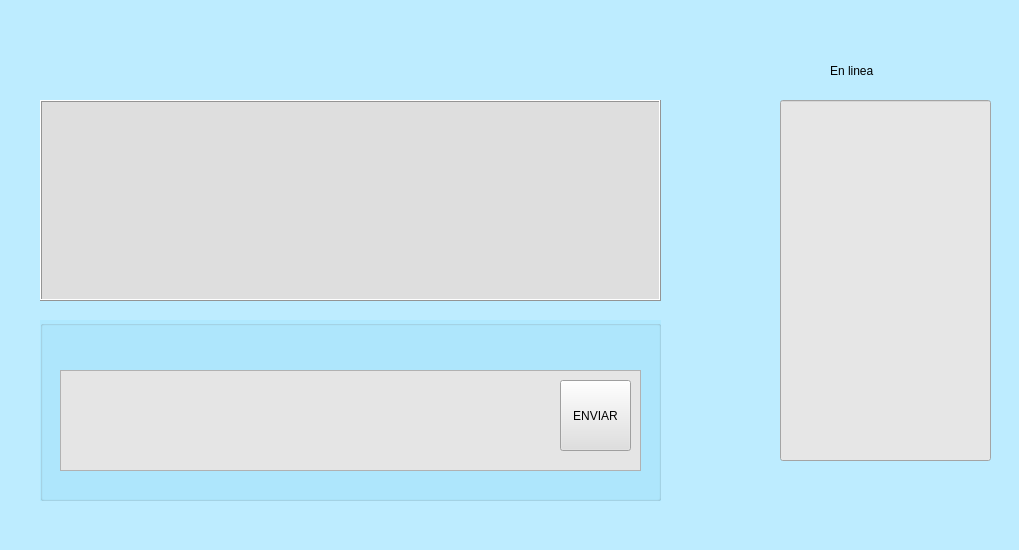
The window that Practica7/chat.ui (alexd403/PA_team) describes before a commit, drawn with Qt 5.
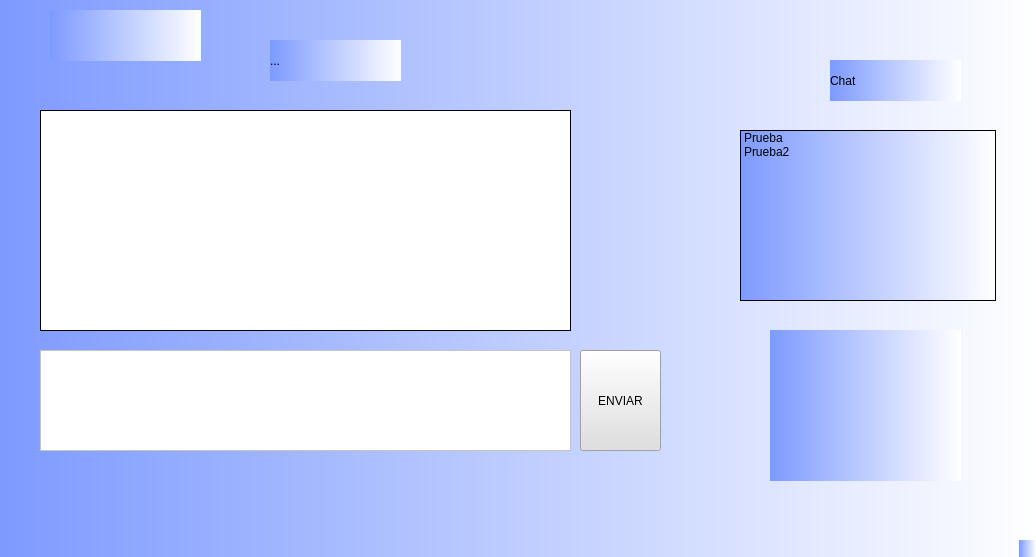
The same window after the commit. Icons and pictures are not drawn.

```diff
--- a/Practica7/chat.ui
+++ b/Practica7/chat.ui
@@ -6,225 +6,29 @@
    <rect>
     <x>0</x>
     <y>0</y>
-    <width>1019</width>
-    <height>550</height>
+    <width>1036</width>
+    <height>557</height>
    </rect>
   </property>
   <property name="windowTitle">
    <string>MainWindow</string>
   </property>
   <property name="styleSheet">
-   <string notr="true">background-color: rgb(189, 236, 255);</string>
+   <string notr="true">background-color:qlineargradient(spread:pad, x1:0, y1:0, x2:1, y2:0, stop:0 rgba(125, 154, 255, 255), stop:1 rgba(255, 255, 255, 255));</string>
   </property>
   <widget class="QWidget" name="centralwidget">
-   <widget class="QLineEdit" name="lineEdit_2">
-    <property name="geometry">
-     <rect>
-      <x>780</x>
-      <y>100</y>
-      <width>211</width>
-      <height>361</height>
-     </rect>
-    </property>
-    <property name="styleSheet">
-     <string notr="true">border-color: rgb(204, 4, 4);
-background-color: rgb(230, 230, 230);</string>
-    </property>
-    <property name="text">
-     <string/>
-    </property>
-   </widget>
-   <widget class="QLabel" name="label">
-    <property name="geometry">
-     <rect>
-      <x>830</x>
-      <y>50</y>
-      <width>131</width>
-      <height>41</height>
-     </rect>
-    </property>
-    <property name="styleSheet">
-     <string notr="true">
-font: 18pt &quot;MV Boli&quot;;</string>
-    </property>
-    <property name="text">
-     <string>En linea</string>
-    </property>
-   </widget>
-   <widget class="QTextBrowser" name="textBrowser_2">
-    <property name="enabled">
-     <bool>true</bool>
-    </property>
-    <property name="geometry">
-     <rect>
-      <x>40</x>
-      <y>100</y>
-      <width>621</width>
-      <height>201</height>
-     </rect>
-    </property>
-    <property name="cursor" stdset="0">
-     <cursorShape>IBeamCursor</cursorShape>
-    </property>
-    <property name="styleSheet">
-     <string notr="true">background-color: rgb(222, 222, 222);</string>
-    </property>
-    <property name="frameShape">
-     <enum>QFrame::Box</enum>
-    </property>
-    <property name="frameShadow">
-     <enum>QFrame::Raised</enum>
-    </property>
-    <property name="readOnly">
-     <bool>false</bool>
-    </property>
-    <property name="html">
-     <string>&lt;!DOCTYPE HTML PUBLIC &quot;-//W3C//DTD HTML 4.0//EN&quot; &quot;http://www.w3.org/TR/REC-html40/strict.dtd&quot;&gt;
-&lt;html&gt;&lt;head&gt;&lt;meta name=&quot;qrichtext&quot; content=&quot;1&quot; /&gt;&lt;meta charset=&quot;utf-8&quot; /&gt;&lt;style type=&quot;text/css&quot;&gt;
-p, li { white-space: pre-wrap; }
-hr { height: 1px; border-width: 0; }
-li.unchecked::marker { content: &quot;\2610&quot;; }
-li.checked::marker { content: &quot;\2612&quot;; }
-&lt;/style&gt;&lt;/head&gt;&lt;body style=&quot; font-family:'Segoe UI'; font-size:9pt; font-weight:400; font-style:normal;&quot;&gt;
-&lt;p style=&quot;-qt-paragraph-type:empty; margin-top:0px; margin-bottom:0px; margin-left:0px; margin-right:0px; -qt-block-indent:0; text-indent:0px; font-family:'MS Shell Dlg 2'; font-size:7.8pt;&quot;&gt;&lt;br /&gt;&lt;/p&gt;&lt;/body&gt;&lt;/html&gt;</string>
-    </property>
-    <property name="openExternalLinks">
-     <bool>true</bool>
-    </property>
-   </widget>
-   <widget class="QGroupBox" name="groupBox_2">
-    <property name="geometry">
-     <rect>
-      <x>40</x>
-      <y>320</y>
-      <width>621</width>
-      <height>181</height>
-     </rect>
-    </property>
-    <property name="styleSheet">
-     <string notr="true">background-color: rgb(176, 233, 255);</string>
-    </property>
-    <property name="title">
-     <string/>
-    </property>
-    <widget class="QTextBrowser" name="Insertar_Texto">
-     <property name="geometry">
-      <rect>
-       <x>20</x>
-       <y>50</y>
-       <width>581</width>
-       <height>101</height>
-      </rect>
-     </property>
-     <property name="cursor" stdset="0">
-      <cursorShape>IBeamCursor</cursorShape>
-     </property>
-     <property name="styleSheet">
-      <string notr="true">background-color: rgb(229, 229, 229);</string>
-     </property>
-     <property name="readOnly">
-      <bool>false</bool>
-     </property>
-     <property name="html">
-      <string>&lt;!DOCTYPE HTML PUBLIC &quot;-//W3C//DTD HTML 4.0//EN&quot; &quot;http://www.w3.org/TR/REC-html40/strict.dtd&quot;&gt;
-&lt;html&gt;&lt;head&gt;&lt;meta name=&quot;qrichtext&quot; content=&quot;1&quot; /&gt;&lt;meta charset=&quot;utf-8&quot; /&gt;&lt;style type=&quot;text/css&quot;&gt;
-p, li { white-space: pre-wrap; }
-hr { height: 1px; border-width: 0; }
-li.unchecked::marker { content: &quot;\2610&quot;; }
-li.checked::marker { content: &quot;\2612&quot;; }
-&lt;/style&gt;&lt;/head&gt;&lt;body style=&quot; font-family:'Segoe UI'; font-size:9pt; font-weight:400; font-style:normal;&quot;&gt;
-&lt;p style=&quot;-qt-paragraph-type:empty; margin-top:0px; margin-bottom:0px; margin-left:0px; margin-right:0px; -qt-block-indent:0; text-indent:0px; font-family:'MS Shell Dlg 2'; font-size:7.8pt;&quot;&gt;&lt;br /&gt;&lt;/p&gt;&lt;/body&gt;&lt;/html&gt;</string>
-     </property>
-     <property name="overwriteMode">
-      <bool>true</bool>
-     </property>
-     <property name="cursorWidth">
-      <number>2</number>
-     </property>
-     <property name="tabStopWidth" stdset="0">
-      <number>80</number>
-     </property>
-    </widget>
-    <widget class="QPushButton" name="adjuntar_btn">
-     <property name="geometry">
-      <rect>
-       <x>560</x>
-       <y>10</y>
-       <width>41</width>
-       <height>31</height>
-      </rect>
-     </property>
-     <property name="sizePolicy">
-      <sizepolicy hsizetype="Maximum" vsizetype="Maximum">
-       <horstretch>0</horstretch>
-       <verstretch>0</verstretch>
-      </sizepolicy>
-     </property>
-     <property name="styleSheet">
-      <string notr="true">background-color: rgb(216, 216, 216);
-</string>
-     </property>
-     <property name="text">
-      <string/>
-     </property>
-     <property name="icon">
-      <iconset>
-       <normaloff>../../../../../../../Administrador/Downloads/adjunto-archivo.png</normaloff>../../../../../../../Administrador/Downloads/adjunto-archivo.png</iconset>
-     </property>
-     <property name="iconSize">
-      <size>
-       <width>30</width>
-       <height>30</height>
-      </size>
-     </property>
-     <property name="autoRepeat">
-      <bool>false</bool>
-     </property>
-     <property name="autoExclusive">
-      <bool>false</bool>
-     </property>
-     <property name="autoDefault">
-      <bool>false</bool>
-     </property>
-     <property name="default">
-      <bool>false</bool>
-     </property>
-     <property name="flat">
-      <bool>true</bool>
-     </property>
-    </widget>
-    <widget class="QPushButton" name="Enviar_btn">
-     <property name="geometry">
-      <rect>
-       <x>520</x>
-       <y>60</y>
-       <width>71</width>
-       <height>71</height>
-      </rect>
-     </property>
-     <property name="sizePolicy">
-      <sizepolicy hsizetype="Preferred" vsizetype="Preferred">
-       <horstretch>0</horstretch>
-       <verstretch>0</verstretch>
-      </sizepolicy>
-     </property>
-     <property name="styleSheet">
-      <string notr="true">background-color: rgb(223, 223, 223);</string>
-     </property>
-     <property name="text">
-      <string>ENVIAR</string>
-     </property>
-    </widget>
-   </widget>
    <widget class="QLabel" name="label_2">
     <property name="geometry">
      <rect>
       <x>50</x>
-      <y>20</y>
-      <width>131</width>
-      <height>41</height>
+      <y>10</y>
+      <width>151</width>
+      <height>51</height>
      </rect>
     </property>
+    <property name="styleSheet">
+     <string notr="true">border-image: url(:/cct/Practica7/2015_MSN_logo.svg.png);</string>
+    </property>
     <property name="text">
      <string/>
     </property>
@@ -235,6 +39,134 @@
      <bool>true</bool>
     </property>
    </widget>
+   <widget class="QLabel" name="label_3">
+    <property name="geometry">
+     <rect>
+      <x>830</x>
+      <y>60</y>
+      <width>131</width>
+      <height>41</height>
+     </rect>
+    </property>
+    <property name="styleSheet">
+     <string notr="true">
+font: 18pt &quot;MV Boli&quot;;</string>
+    </property>
+    <property name="text">
+     <string>Chat</string>
+    </property>
+   </widget>
+   <widget class="QListWidget" name="listWidget">
+    <property name="geometry">
+     <rect>
+      <x>740</x>
+      <y>130</y>
+      <width>256</width>
+      <height>171</height>
+     </rect>
+    </property>
+    <item>
+     <property name="text">
+      <string>Prueba</string>
+     </property>
+    </item>
+    <item>
+     <property name="text">
+      <string>Prueba2</string>
+     </property>
+    </item>
+   </widget>
+   <widget class="QLabel" name="label_4">
+    <property name="geometry">
+     <rect>
+      <x>270</x>
+      <y>40</y>
+      <width>131</width>
+      <height>41</height>
+     </rect>
+    </property>
+    <property name="styleSheet">
+     <string notr="true">
+font: 18pt &quot;MV Boli&quot;;</string>
+    </property>
+    <property name="text">
+     <string>...</string>
+    </property>
+   </widget>
+   <widget class="QLabel" name="img_lbl">
+    <property name="geometry">
+     <rect>
+      <x>770</x>
+      <y>330</y>
+      <width>191</width>
+      <height>151</height>
+     </rect>
+    </property>
+    <property name="text">
+     <string/>
+    </property>
+   </widget>
+   <widget class="QPushButton" name="Enviar_btn">
+    <property name="geometry">
+     <rect>
+      <x>580</x>
+      <y>350</y>
+      <width>81</width>
+      <height>101</height>
+     </rect>
+    </property>
+    <property name="sizePolicy">
+     <sizepolicy hsizetype="Preferred" vsizetype="Preferred">
+      <horstretch>0</horstretch>
+      <verstretch>0</verstretch>
+     </sizepolicy>
+    </property>
+    <property name="styleSheet">
+     <string notr="true">background-color: rgb(223, 223, 223);</string>
+    </property>
+    <property name="text">
+     <string>ENVIAR</string>
+    </property>
+   </widget>
+   <widget class="QTextEdit" name="Insertar_Texto1">
+    <property name="geometry">
+     <rect>
+      <x>40</x>
+      <y>350</y>
+      <width>531</width>
+      <height>101</height>
+     </rect>
+    </property>
+    <property name="cursor" stdset="0">
+     <cursorShape>SizeVerCursor</cursorShape>
+    </property>
+    <property name="styleSheet">
+     <string notr="true">background-color: rgb(255, 255, 255);</string>
+    </property>
+    <property name="html">
+     <string>&lt;!DOCTYPE HTML PUBLIC &quot;-//W3C//DTD HTML 4.0//EN&quot; &quot;http://www.w3.org/TR/REC-html40/strict.dtd&quot;&gt;
+&lt;html&gt;&lt;head&gt;&lt;meta name=&quot;qrichtext&quot; content=&quot;1&quot; /&gt;&lt;meta charset=&quot;utf-8&quot; /&gt;&lt;style type=&quot;text/css&quot;&gt;
+p, li { white-space: pre-wrap; }
+hr { height: 1px; border-width: 0; }
+li.unchecked::marker { content: &quot;\2610&quot;; }
+li.checked::marker { content: &quot;\2612&quot;; }
+&lt;/style&gt;&lt;/head&gt;&lt;body style=&quot; font-family:'Segoe UI'; font-size:9pt; font-weight:400; font-style:normal;&quot;&gt;
+&lt;p style=&quot;-qt-paragraph-type:empty; margin-top:0px; margin-bottom:0px; margin-left:0px; margin-right:0px; -qt-block-indent:0; text-indent:0px; font-family:'MS Shell Dlg 2'; font-size:7.8pt;&quot;&gt;&lt;br /&gt;&lt;/p&gt;&lt;/body&gt;&lt;/html&gt;</string>
+    </property>
+   </widget>
+   <widget class="QPlainTextEdit" name="plainTextEdit">
+    <property name="geometry">
+     <rect>
+      <x>40</x>
+      <y>110</y>
+      <width>531</width>
+      <height>221</height>
+     </rect>
+    </property>
+    <property name="styleSheet">
+     <string notr="true">background-color: qlineargradient(spread:pad, x1:0, y1:0, x2:1, y2:1, stop:0 rgba(255, 255, 255, 255), stop:1 rgba(255, 255, 255, 255));</string>
+    </property>
+   </widget>
   </widget>
   <widget class="QMenuBar" name="menubar">
    <property name="geometry">
```
Left out of the diff: 2 changed lines with no effect on the pictures.
